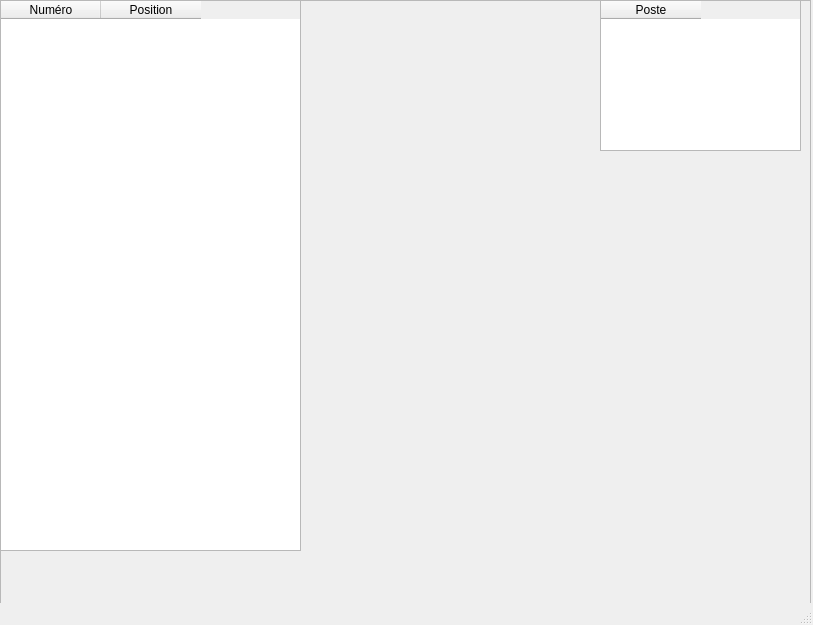
This is mainwindow.ui in cgiroux527/PROJET_HOCKEY_SIMULATOR as Qt 5 draws it before an edit. The edited form follows.
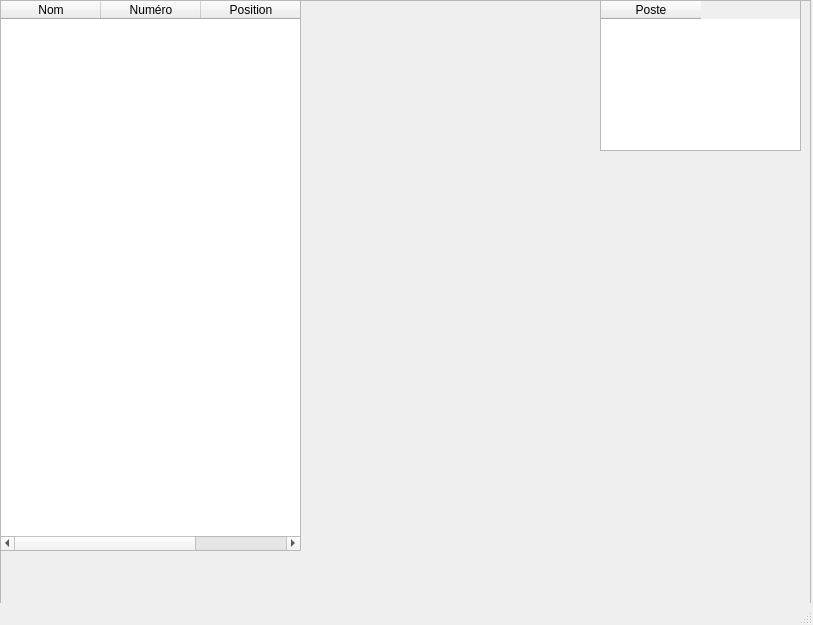
This is the edited form.

Commit message: Affichage de tableau de joueurs

```diff
--- a/mainwindow.ui
+++ b/mainwindow.ui
@@ -44,6 +44,11 @@
        <height>551</height>
       </rect>
      </property>
+     <column>
+      <property name="text">
+       <string>Nom</string>
+      </property>
+     </column>
      <column>
       <property name="text">
        <string>Numéro</string>
```
The commit also changes 1 other file.
